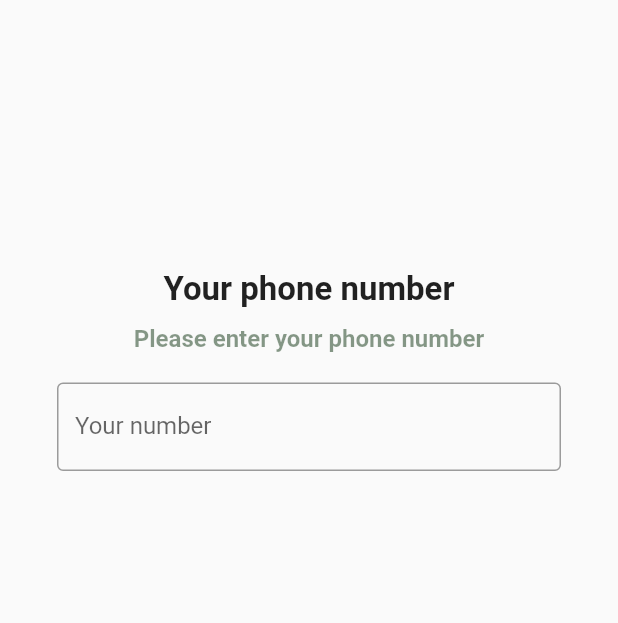
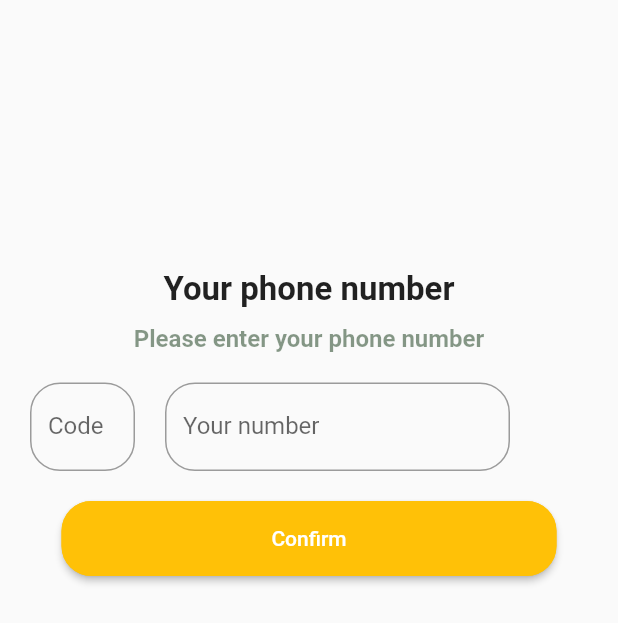
Before and after one commit to MosesOpiyo/flutter_app, a Flutter app: the PhoneNumber_Auth screen opened directly, on a phone screen of 412 x 824 dp. Shown: the top 623 px of the screen. Run offline on Flutter 3.47's test engine with Material 2 defaults, Android fonts, the light colour scheme and no system bars; our stand-ins replace flutter_signin_button; missing offline and left inert: api_cache_manager, flutter_session; network calls fail.

Commit message:
designing phone number authentication page

```diff
--- a/lib/authentication/phone_number_auth.dart
+++ b/lib/authentication/phone_number_auth.dart
@@ -29,14 +29,57 @@ class PhoneNumber_Auth extends StatelessWidget {
                       fontWeight: FontWeight.w600),
                 ),
               ),
-              Padding(
-                padding: EdgeInsets.symmetric(horizontal: 38, vertical: 20),
-                child: TextField(
-                  decoration: InputDecoration(
-                      border: OutlineInputBorder(), labelText: 'Your number'),
-                  keyboardType: TextInputType.number,
+              Row(
+                children: <Widget>[
+                  Padding(
+                    padding: EdgeInsets.symmetric(vertical: 20, horizontal: 20),
+                    child: SizedBox(
+                      width: 70,
+                      child: TextField(
+                        decoration: InputDecoration(
+                            border: OutlineInputBorder(
+                                borderRadius: BorderRadius.circular(20.0)),
+                            labelText: 'Code'),
+                        keyboardType: TextInputType.number,
+                      ),
+                    ),
+                  ),
+                  Padding(
+                    padding: EdgeInsets.symmetric(vertical: 20),
+                    child: SizedBox(
+                      width: 230,
+                      child: TextField(
+                        decoration: InputDecoration(
+                            border: OutlineInputBorder(
+                                borderRadius: BorderRadius.circular(20.0)),
+                            labelText: 'Your number'),
+                        keyboardType: TextInputType.number,
+                      ),
+                    ),
+                  ),
+                ],
+              ),
+              Align(
+                alignment: Alignment.bottomCenter,
+                child: SizedBox(
+                  width: 330,
+                  height: 50,
+                  child: ElevatedButton(
+                    style: ButtonStyle(
+                        foregroundColor:
+                            MaterialStateProperty.all<Color>(Colors.white),
+                        backgroundColor:
+                            MaterialStateProperty.all<Color>(Colors.amber),
+                        shape:
+                            MaterialStateProperty.all<RoundedRectangleBorder>(
+                                RoundedRectangleBorder(
+                                    borderRadius: BorderRadius.circular(20),
+                                    side: BorderSide(color: Colors.amber)))),
+                    onPressed: () {},
+                    child: Text('Confirm'),
+                  ),
                 ),
-              ),
+              )
             ],
           ),
         ),
```
